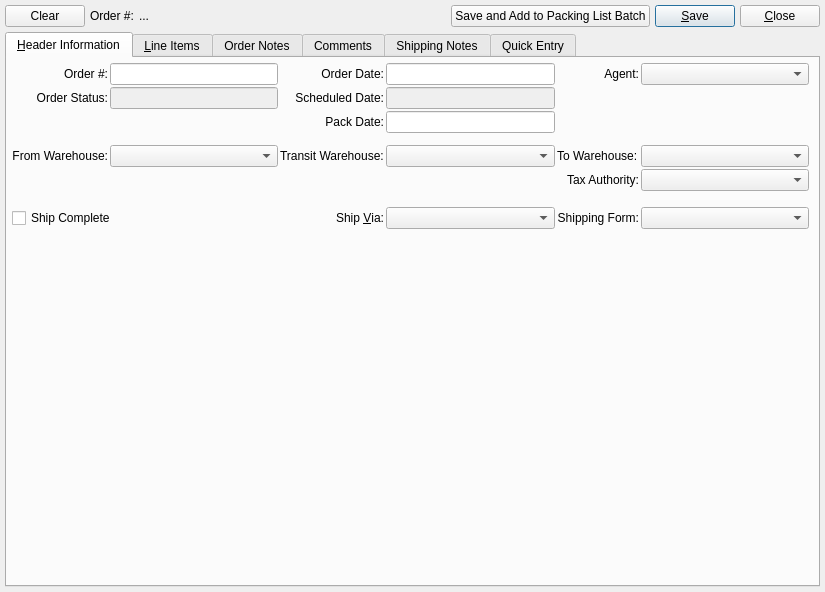
Qt form guiclient/transferOrder.ui (Pegasus-RPG/xtuple-client) before a commit.
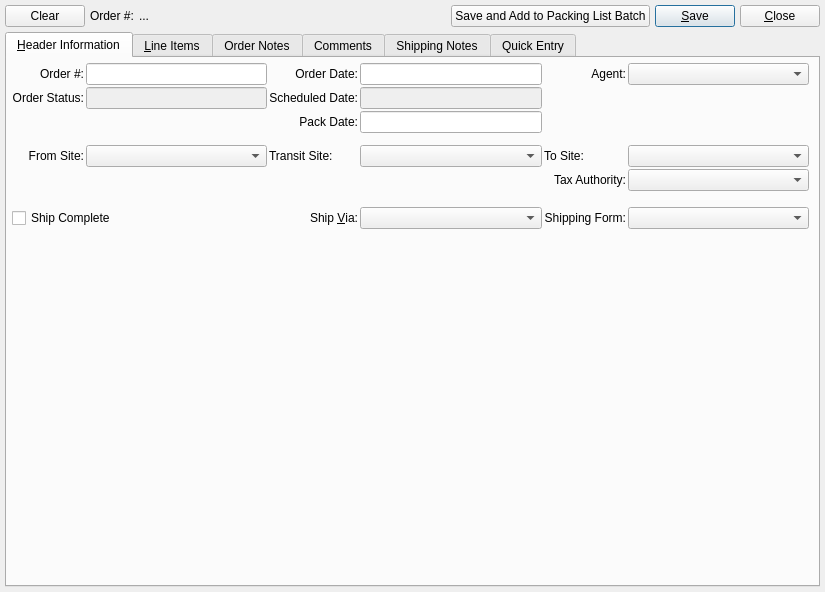
The same form after that commit. Custom widgets are drawn as their Qt base class.

Commit message: issue #6692:first pass for changing "Warehouse" to "Site"

What changed in the file:
```diff
--- a/guiclient/transferOrder.ui
+++ b/guiclient/transferOrder.ui
@@ -238,7 +238,7 @@
         <item row="4" column="0" >
          <widget class="QLabel" name="_srcWhseLit" >
           <property name="text" >
-           <string>From Warehouse:</string>
+           <string>From Site:</string>
           </property>
           <property name="alignment" >
            <set>Qt::AlignRight|Qt::AlignTrailing|Qt::AlignVCenter</set>
@@ -258,7 +258,7 @@
         <item row="4" column="2" >
          <widget class="QLabel" name="_transWhsLit" >
           <property name="text" >
-           <string>Transit Warehouse:</string>
+           <string>Transit Site:</string>
           </property>
          </widget>
         </item>
@@ -275,7 +275,7 @@
         <item row="4" column="4" >
          <widget class="QLabel" name="_dstWhsLit" >
           <property name="text" >
-           <string>To Warehouse:</string>
+           <string>To Site:</string>
           </property>
           <property name="buddy" >
            <cstring>_dstWhs</cstring>
```
The commit also changes 201 other files.
